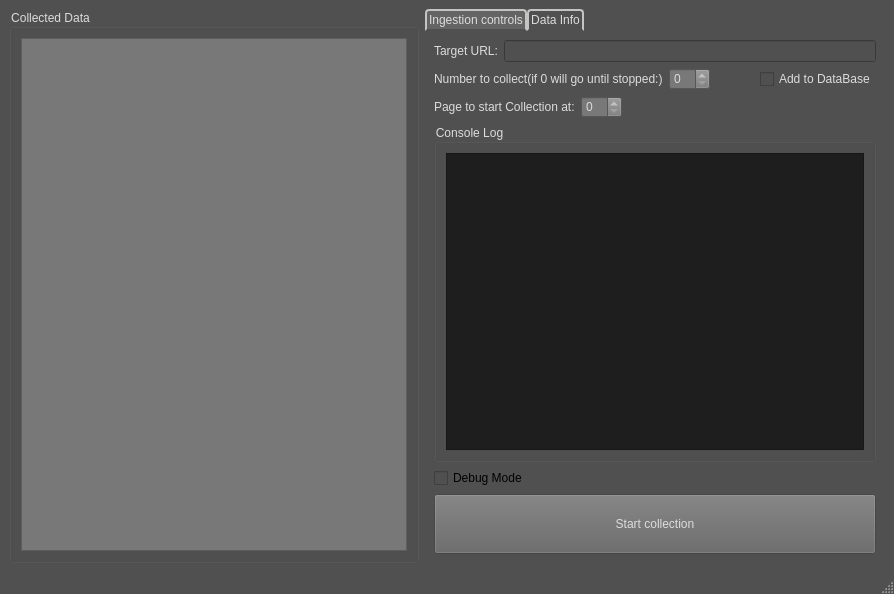
michaelhmt/Benzaiten_mrk4_, file venv/Benzaiten_UI/main_window.ui: the form before one commit.
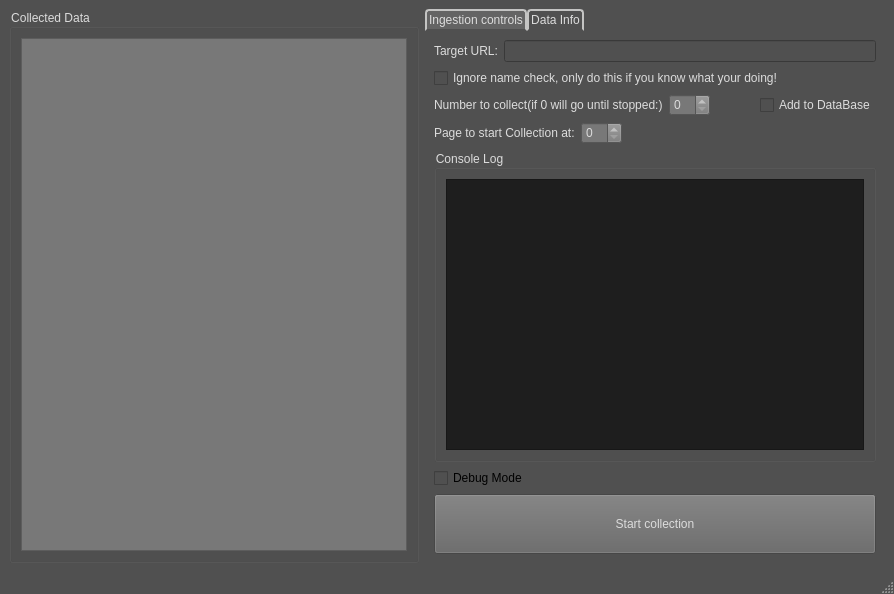
The form after the commit.

Commit message:
allow for skipping name check
Add the ablity to skip name check, this would ideally be used for data collections that are not fandom but collections of tags

What changed in the file:
```diff
--- a/venv/Benzaiten_UI/main_window.ui
+++ b/venv/Benzaiten_UI/main_window.ui
@@ -137,6 +137,18 @@
           </item>
          </layout>
         </item>
+        <item>
+         <widget class="QCheckBox" name="ignore_name_check">
+          <property name="styleSheet">
+           <string notr="true">QCheckBox{
+	color: rgb(220, 220, 220);
+}</string>
+          </property>
+          <property name="text">
+           <string>Ignore name check, only do this if you know what your doing!</string>
+          </property>
+         </widget>
+        </item>
         <item>
          <layout class="QHBoxLayout" name="horizontalLayout_2">
           <item>
```
The commit also changes 4 other files.
